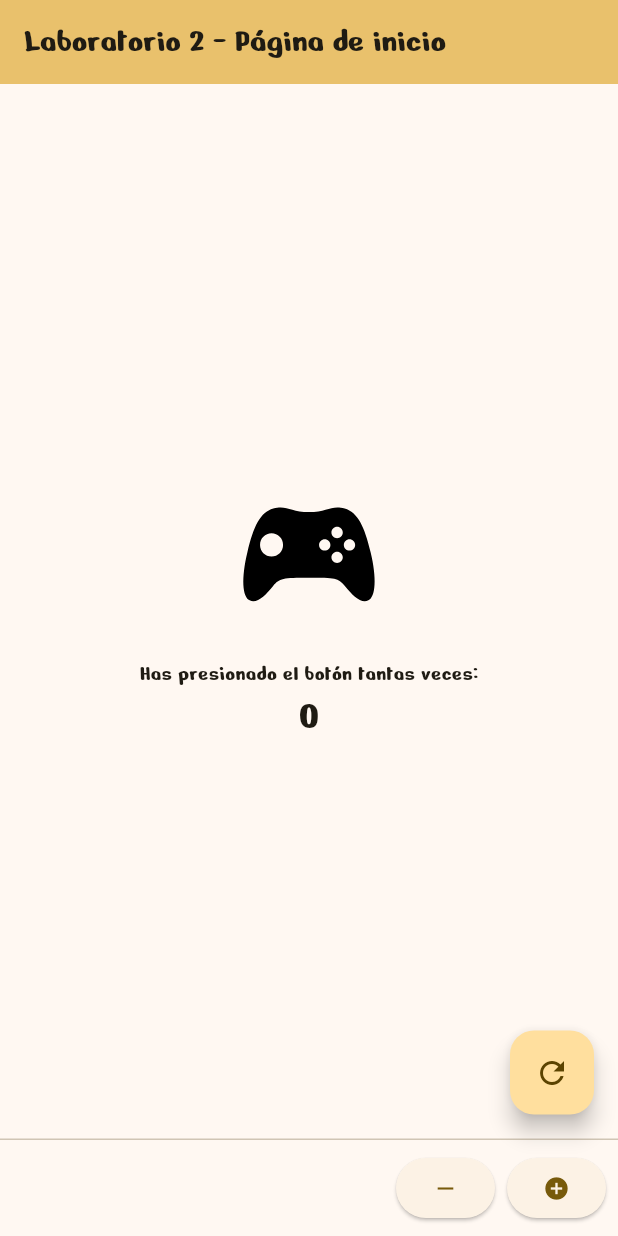
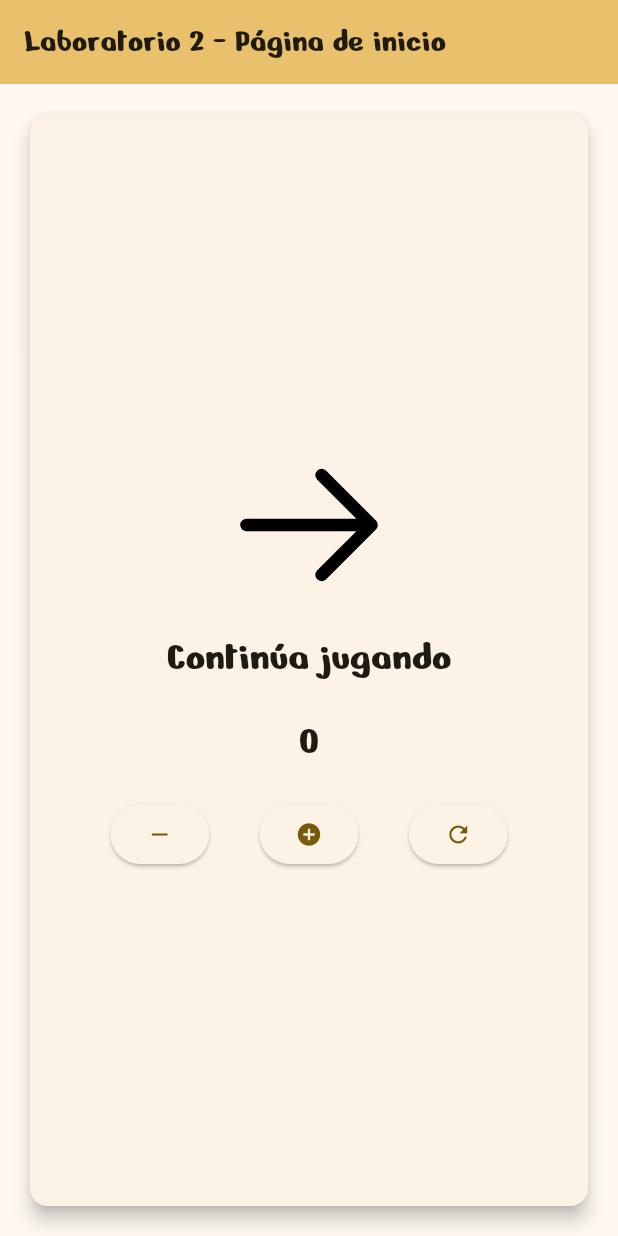
Before and after one commit to EduardoACC1897/3479A321_2022479013, a Flutter app: the screen it shows after launch, on a phone screen of 412 x 824 dp. Run offline on Flutter 3.47's test engine with Material 3 defaults, Android fonts, the phone set to English and light mode, and no system bars; our stand-ins replace flutter_svg, logger.

Commit message:
Actividad 2 y 3

```diff
--- a/lib/pages/my_home_page.dart
+++ b/lib/pages/my_home_page.dart
@@ -4,15 +4,6 @@ import 'package:logger/logger.dart';
 
 class MyHomePage extends StatefulWidget {
   const MyHomePage({super.key, required this.title});
-
-  // This widget is the home page of your application. It is stateful, meaning
-  // that it has a State object (defined below) that contains fields that affect
-  // how it looks.
-
-  // This class is the configuration for the state. It holds the values (in this
-  // case the title) provided by the parent (in this case the App widget) and
-  // used by the build method of the State. Fields in a Widget subclass are
-  // always marked "final".
 
   final String title;
 
@@ -22,17 +13,35 @@ class MyHomePage extends StatefulWidget {
 
 class _MyHomePageState extends State<MyHomePage> {
   int _counter = 0;
-  final String iconPath = 'assets/icons/gamepad_icon.svg';
+  final Logger logger = Logger();
 
-  final Logger logger = Logger();
+  // Paths for the icons
+  final String winIconPath = 'assets/icons/win_icon.svg';
+  final String loseIconPath = 'assets/icons/lose_icon.svg';
+  final String continueIconPath = 'assets/icons/continue_icon.svg';
+
+  String _getMessage() {
+    if (_counter == 10) {
+      return "Victoria!";
+    } else if (_counter == 5) {
+      return "Derrota!";
+    } else {
+      return "Continúa jugando";
+    }
+  }
+
+  String _getIconPath() {
+    if (_counter == 10) {
+      return winIconPath;
+    } else if (_counter == 5) {
+      return loseIconPath;
+    } else {
+      return continueIconPath;
+    }
+  }
 
   void _incrementCounter() {
     setState(() {
-      // This call to setState tells the Flutter framework that something has
-      // changed in this State, which causes it to rerun the build method below
-      // so that the display can reflect the updated values. If we changed
-      // _counter without calling setState(), then the build method would not be
-      // called again, and so nothing would appear to happen.
       _counter++;
       logger.i("Contador incrementa a $_counter");
     });
@@ -52,79 +61,74 @@ class _MyHomePageState extends State<MyHomePage> {
     });
   }
 
-  List<Widget> _buildFooterButtons() {
-    return <Widget>[
-      ElevatedButton(
-        onPressed: _decrementCounter,
-        child: const Icon(Icons.remove),
-      ),
-      ElevatedButton(
-        onPressed: _incrementCounter,
-        child: const Icon(Icons.add_circle),
-      ),
-    ];
-  }
-
-
   @override
   Widget build(BuildContext context) {
-    // This method is rerun every time setState is called, for instance as done
-    // by the _incrementCounter method above.
-    //
-    // The Flutter framework has been optimized to make rerunning build methods
-    // fast, so that you can just rebuild anything that needs updating rather
-    // than having to individually change instances of widgets.
     return Scaffold(
       appBar: AppBar(
-        // TRY THIS: Try changing the color here to a specific color (to
-        // Colors.amber, perhaps?) and trigger a hot reload to see the AppBar
-        // change color while the other colors stay the same.
         backgroundColor: Theme.of(context).colorScheme.inversePrimary,
-        // Here we take the value from the MyHomePage object that was created by
-        // the App.build method, and use it to set our appbar title.
         title: Text(widget.title),
       ),
       body: Center(
-        // Center is a layout widget. It takes a single child and positions it
-        // in the middle of the parent.
-        child: Column(
-          // Column is also a layout widget. It takes a list of children and
-          // arranges them vertically. By default, it sizes itself to fit its
-          // children horizontally, and tries to be as tall as its parent.
-          //
-          // Column has various properties to control how it sizes itself and
-          // how it positions its children. Here we use mainAxisAlignment to
-          // center the children vertically; the main axis here is the vertical
-          // axis because Columns are vertical (the cross axis would be
-          // horizontal).
-          //
-          // TRY THIS: Invoke "debug painting" (choose the "Toggle Debug Paint"
-          // action in the IDE, or press "p" in the console), to see the
-          // wireframe for each widget.
-          mainAxisAlignment: MainAxisAlignment.center,
-          children: <Widget>[
-            SvgPicture.asset(
-              iconPath,
-              width: 100,
-              height: 100,
+        child: Card(
+          elevation: 5,
+          margin: const EdgeInsets.all(20),
+          child: Padding(
+            padding: const EdgeInsets.all(20),
+            child: Column(
+              mainAxisAlignment: MainAxisAlignment.center,
+              children: <Widget>[
+                SvgPicture.asset(
+                  _getIconPath(),
+                  width: 100,
+                  height: 100,
+                ),
+                const SizedBox(height: 20),
+                Text(
+                  _getMessage(),
+                  style: Theme.of(context).textTheme.headlineMedium,
+                ),
+                const SizedBox(height: 20),
+                Text(
+                  '$_counter',
+                  style: Theme.of(context).textTheme.headlineMedium,
+                ),
+                const SizedBox(height: 20),
+                Row(
+                  mainAxisAlignment: MainAxisAlignment.spaceEvenly,
+                  children: <Widget>[
+                    ElevatedButton(
+                      onPressed: _decrementCounter,
+                      child: const Icon(Icons.remove),
+                    ),
+                    ElevatedButton(
+                      onPressed: _incrementCounter,
+                      child: const Icon(Icons.add_circle),
+                    ),
+                    ElevatedButton(
+                      onPressed: _resetCounter,
+                      child: const Icon(Icons.refresh),
+                    ),
+                  ],
+                ),
+              ],
             ),
-            const SizedBox(height: 20),
-            const Text(
-              'Has presionado el botón tantas veces:',
-            ),
-            Text(
-              '$_counter',
-              style: Theme.of(context).textTheme.headlineMedium,
-            ),
-          ],
+          ),
         ),
       ),
-      persistentFooterButtons: _buildFooterButtons(),
-      floatingActionButton: FloatingActionButton(
+      floatingActionButton: _showFloatingButton(),
+    );
+  }
+
+  Widget? _showFloatingButton() {
+    if (_counter == 5 || _counter == 10) {
+      return FloatingActionButton(
         onPressed: _resetCounter,
         tooltip: 'Reiniciar',
         child: const Icon(Icons.refresh),
-      ), // This trailing comma makes auto-formatting nicer for build methods.
-    );
+      );
+    } else {
+      // Ocultar el botón si el contador es 5 o 10
+      return null;
+    }
   }
 }
--- a/pubspec.yaml
+++ b/pubspec.yaml
@@ -1,4 +1,4 @@
-name: laboratorio_2
+name: laboratorio_3
 description: "A new Flutter project."
 # The following line prevents the package from being accidentally published to
 # pub.dev using `flutter pub publish`. This is preferred for private packages.
```
Also changed, not shown: assets/icons/continue_icon.svg (added), assets/icons/lose_icon.svg (added), assets/icons/win_icon.svg (added), 2 other files.
